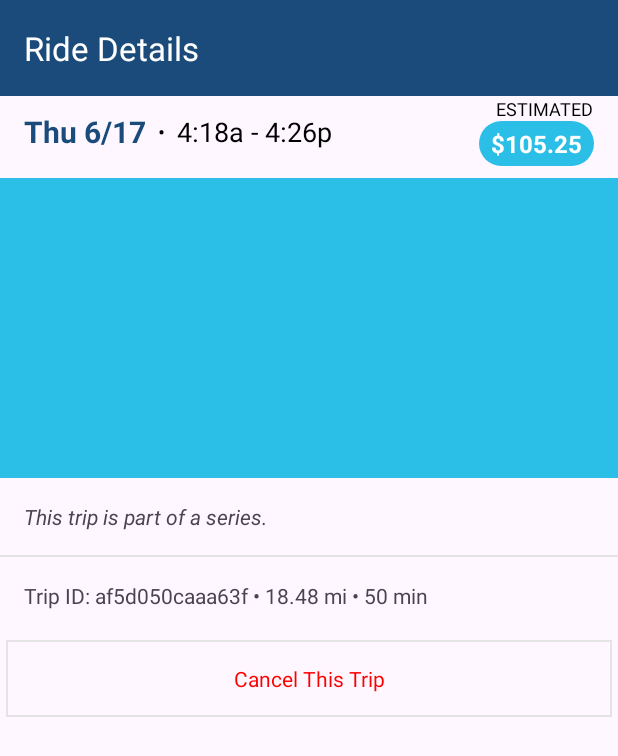
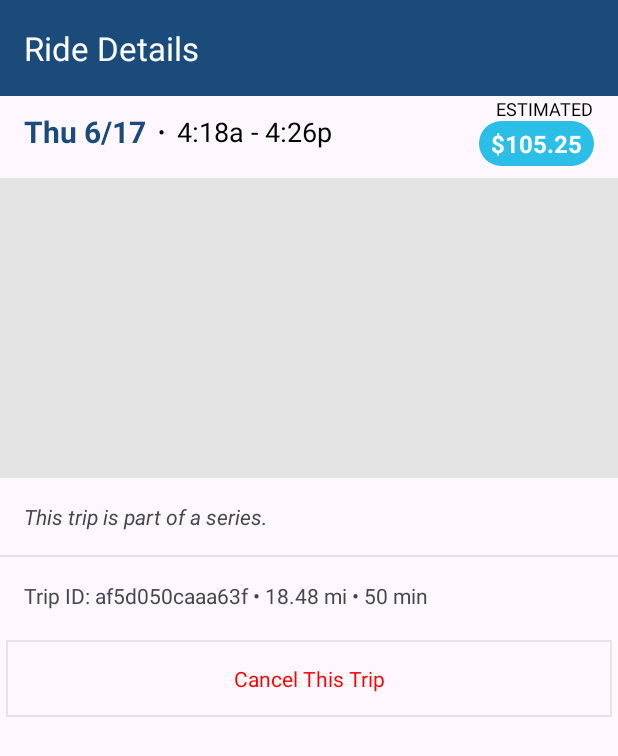
Before and after one commit to sararace/DriverApp, an Android app: the layout fragment_ride_details.xml on its own in the app's theme, with its tools: preview values and no code run, on a phone screen of 412 x 824 dp. Shown: the top 756 px of the screen. Run offline under Robolectric (Android 15) with nearby library versions, the phone set to English and light mode, and no system bars; network calls fail.

Commit message:
fill in ride details data

```diff
--- a/app/src/main/res/layout/fragment_ride_details.xml
+++ b/app/src/main/res/layout/fragment_ride_details.xml
@@ -87,7 +87,7 @@
         android:layout_width="match_parent"
         android:layout_height="200dp"
         android:layout_marginTop="8dp"
-        android:background="@color/cyan"
+        android:background="@color/gray"
         app:layout_constraintEnd_toEndOf="parent"
         app:layout_constraintStart_toStartOf="parent"
         app:layout_constraintTop_toBottomOf="@id/estimated_value" />
@@ -97,10 +97,10 @@
         android:layout_width="match_parent"
         android:layout_height="wrap_content"
         android:padding="16dp"
+        android:text="@string/series"
         android:textStyle="italic"
         app:layout_constraintStart_toStartOf="parent"
-        app:layout_constraintTop_toBottomOf="@id/map"
-        tools:text="This trip is part of a series." />
+        app:layout_constraintTop_toBottomOf="@id/map" />
 
     <View
         android:id="@+id/series_divider"
@@ -116,7 +116,7 @@
         android:layout_width="wrap_content"
         android:layout_height="wrap_content"
         app:layout_constraintStart_toStartOf="parent"
-        app:layout_constraintTop_toBottomOf="@id/series_divider"/>
+        app:layout_constraintTop_toBottomOf="@id/series_divider" />
 
     <TextView
         android:id="@+id/trip_info"
--- a/app/src/main/res/values/strings.xml
+++ b/app/src/main/res/values/strings.xml
@@ -6,6 +6,10 @@
     <string name="my_rides_title">My Rides</string>
     <string name="ride_details_title">Ride Details</string>
     <string name="cancel_trip">Cancel This Trip</string>
+    <string name="series">This trip is part of a series.</string>
+    <string name="trip_id">Trip ID: %1$s</string>
+    <string name="minutes">%1$f min</string>
+    <string name="miles">%1$f mi</string>
     <plurals name="riders">
         <item quantity="one">%1$s rider</item>
         <item quantity="other">%1$s riders</item>
```
Also changed, not shown: app/src/main/java/com/example/driverapp/ridedetails/RideDetailsFragment.kt (+9 -0 lines), app/src/main/java/com/example/driverapp/ridedetails/RideDetailsViewModel.kt (+19 -3 lines).
